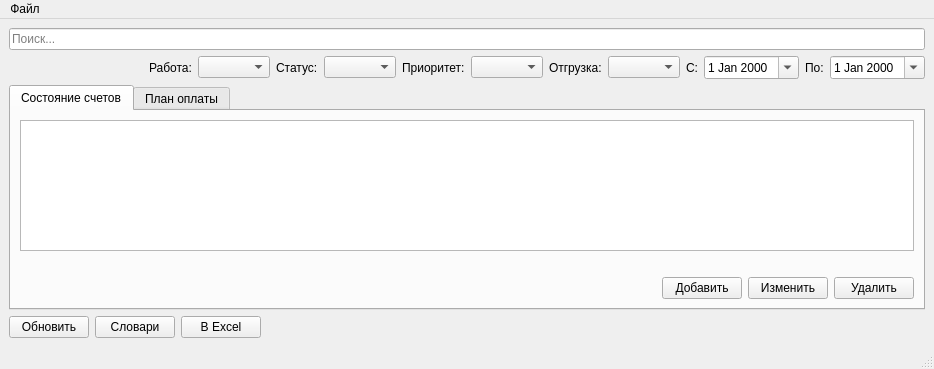
The window that mainwindow.ui (igrekus/billplan) describes before a commit, drawn with Qt 5.
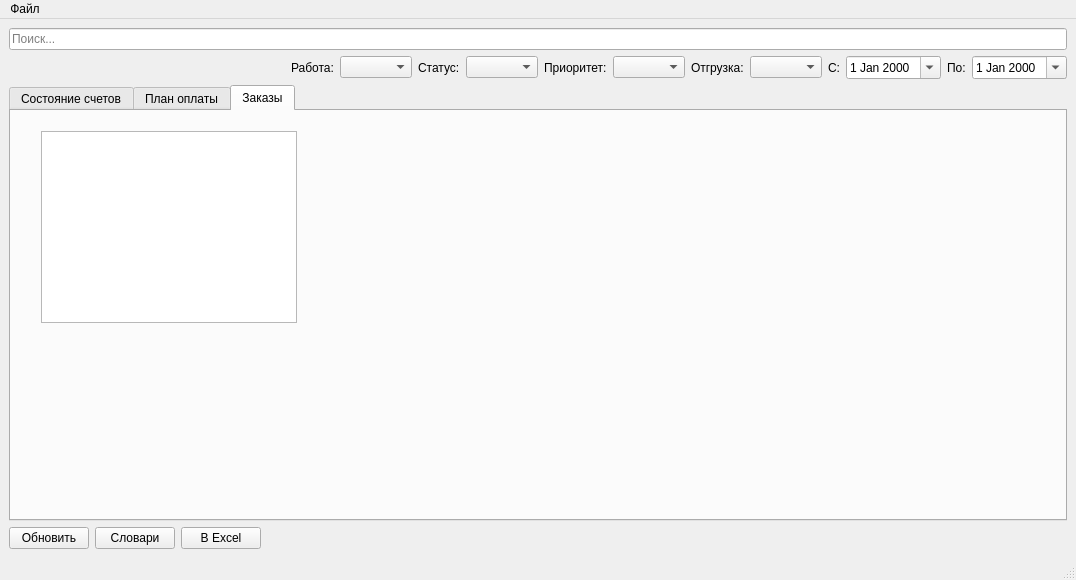
The same window after the commit.

Commit message: Начал заказы

Patch:
```diff
--- a/mainwindow.ui
+++ b/mainwindow.ui
@@ -6,8 +6,8 @@
    <rect>
     <x>0</x>
     <y>0</y>
-    <width>934</width>
-    <height>369</height>
+    <width>1076</width>
+    <height>580</height>
    </rect>
   </property>
   <property name="windowTitle">
@@ -174,7 +174,7 @@
        <enum>QTabWidget::Rounded</enum>
       </property>
       <property name="currentIndex">
-       <number>0</number>
+       <number>2</number>
       </property>
       <widget class="QWidget" name="tabBillStatus">
        <attribute name="title">
@@ -268,6 +268,21 @@
         </item>
        </layout>
       </widget>
+      <widget class="QWidget" name="tabOrder">
+       <attribute name="title">
+        <string>Заказы</string>
+       </attribute>
+       <widget class="QTableView" name="tableOrder">
+        <property name="geometry">
+         <rect>
+          <x>30</x>
+          <y>20</y>
+          <width>256</width>
+          <height>192</height>
+         </rect>
+        </property>
+       </widget>
+      </widget>
      </widget>
     </item>
     <item>
@@ -318,7 +333,7 @@
     <rect>
      <x>0</x>
      <y>0</y>
-     <width>934</width>
+     <width>1076</width>
      <height>26</height>
     </rect>
    </property>
```
The commit also changes 3 other files.
